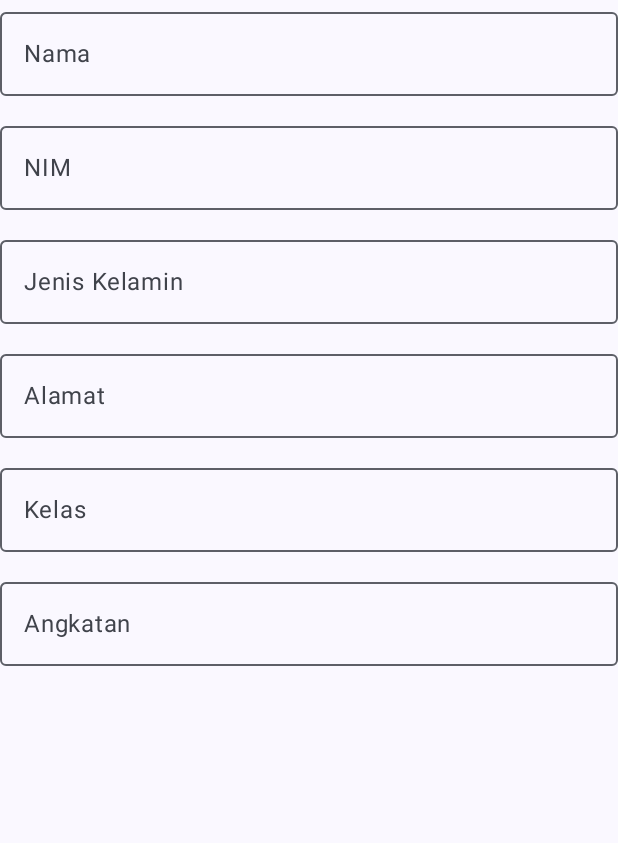
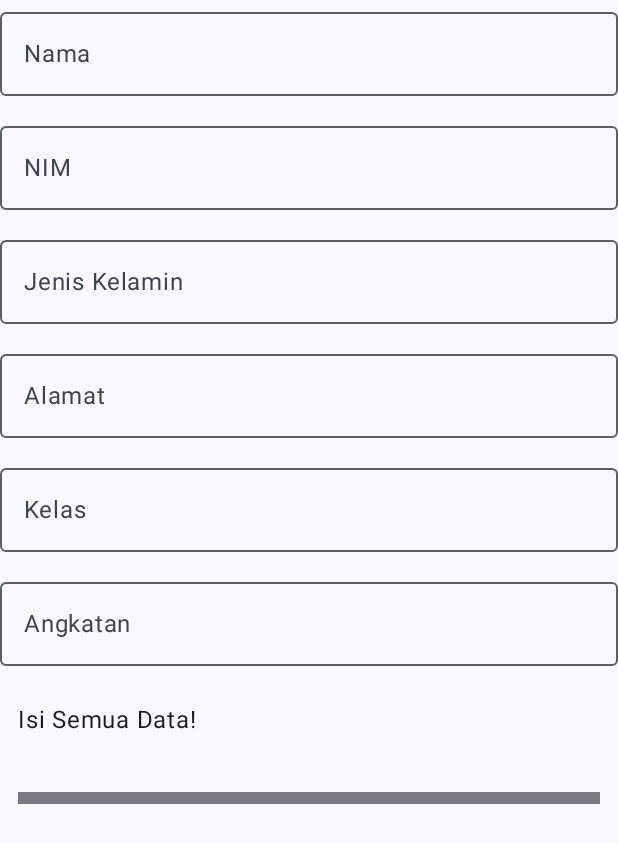
Before and after one commit to namira121/QuestAPI_081, an Android app built with Jetpack Compose: the composable FormInput shown on its own in the app's theme, on a phone screen of 412 x 824 dp. Shown: the top 843 px of the screen. Run offline under Robolectric (Android 15) with nearby library versions, the phone set to English and light mode, and no system bars.

Commit message:
menambahkan teks dan divider

```diff
--- a/app/src/main/java/com/example/praktikumremotedatabase/ui/View/InsertView.kt
+++ b/app/src/main/java/com/example/praktikumremotedatabase/ui/View/InsertView.kt
@@ -8,6 +8,7 @@ import androidx.compose.foundation.rememberScrollState
 import androidx.compose.foundation.text.KeyboardOptions
 import androidx.compose.foundation.verticalScroll
 import androidx.compose.material3.Button
+import androidx.compose.material3.Divider
 import androidx.compose.material3.ExperimentalMaterial3Api
 import androidx.compose.material3.MaterialTheme
 import androidx.compose.material3.OutlinedTextField
@@ -159,5 +160,16 @@ fun FormInput(
             enabled = enabled,
             singleLine = true
         )
+
+        if (enabled){
+            Text(
+                text = "Isi Semua Data!",
+                modifier = Modifier.padding(12.dp)
+            )
+        }
+        Divider(
+            thickness = 8.dp,
+            modifier = Modifier.padding(12.dp)
+        )
     }
 }
```
